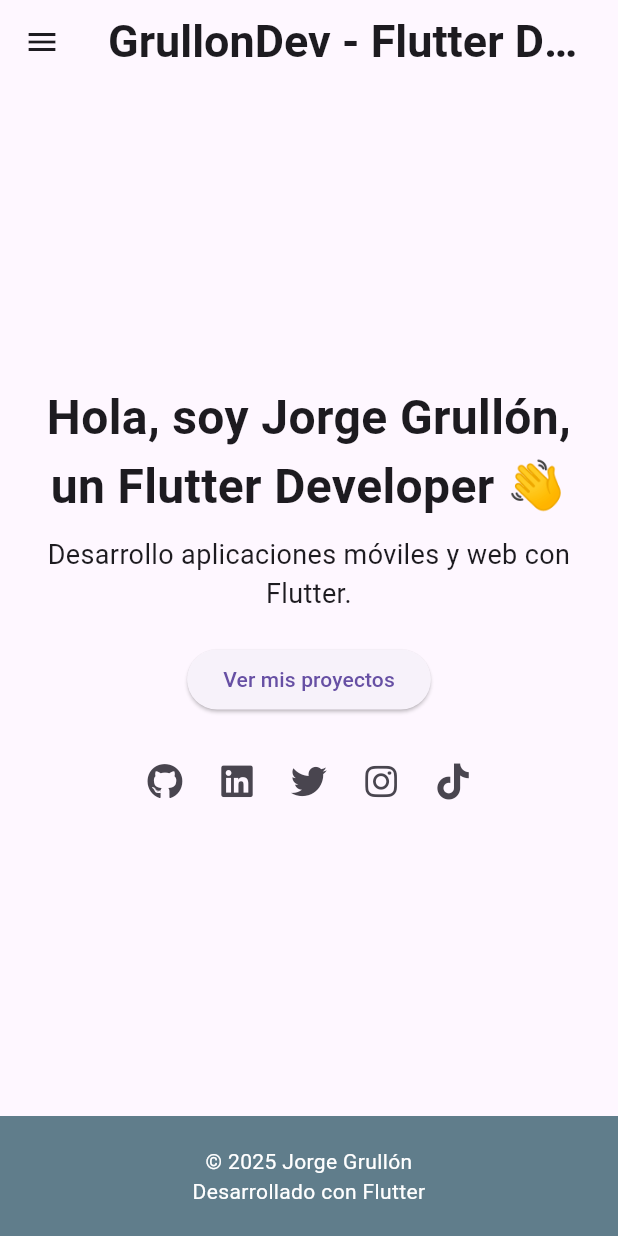
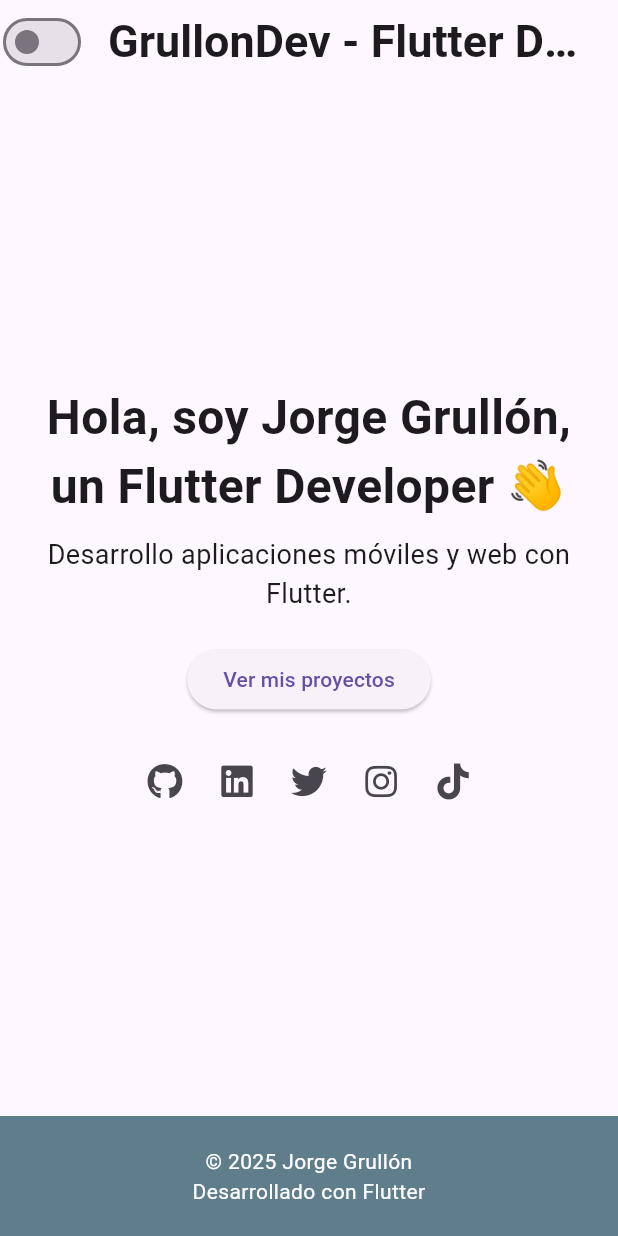
Before and after one commit to GrullonDev/portfolio, a Flutter app: the screen it shows after launch, on a phone screen of 412 x 824 dp. Run offline on Flutter 3.47's test engine with Material 3 defaults, Android fonts, the phone set to English and light mode, and no system bars; our stand-ins replace carousel_slider, font_awesome_flutter, go_router, smooth_page_indicator, video_player.

Commit message:
feat: agregar gestión de temas dinámicos utilizando Provider y Bloc

```diff
--- a/lib/app.dart
+++ b/lib/app.dart
@@ -1,5 +1,8 @@
 import 'package:flutter/material.dart';
 
+import 'package:provider/provider.dart';
+
+import 'package:flutter_portfolio/bloc/theme_bloc.dart';
 import 'package:flutter_portfolio/utils/router/routes.dart';
 
 class MyApp extends StatelessWidget {
@@ -7,13 +10,15 @@ class MyApp extends StatelessWidget {
 
   @override
   Widget build(BuildContext context) {
+    final themeProvider = context.watch<ThemeProvider>();
+
     return MaterialApp.router(
       routerConfig: router,
       title: 'GrullonDev Portfolio',
       debugShowCheckedModeBanner: false,
-      theme: ThemeData(
-        primarySwatch: Colors.blue,
-      ),
+      themeMode: themeProvider.themeMode, // Usa el ThemeMode dinámico
+      theme: ThemeData.light(),
+      darkTheme: ThemeData.dark(),
     );
   }
 }
--- a/lib/bloc/logic.dart
+++ b/lib/bloc/logic.dart
@@ -1,5 +1,6 @@
+import 'package:url_launcher/url_launcher.dart';
+
 import 'package:flutter_portfolio/utils/const/images_assets.dart';
-import 'package:url_launcher/url_launcher.dart';
 
 void launchURL(String url) async {
   final Uri uri = Uri.parse(url);
--- /dev/null
+++ b/lib/bloc/theme_bloc.dart
@@ -0,0 +1,12 @@
+import 'package:flutter/material.dart';
+
+class ThemeProvider extends ChangeNotifier {
+  ThemeMode _themeMode = ThemeMode.light;
+
+  ThemeMode get themeMode => _themeMode;
+
+  void toggleTheme(bool isDarkMode) {
+    _themeMode = isDarkMode ? ThemeMode.dark : ThemeMode.light;
+    notifyListeners();
+  }
+}
--- a/lib/features/home_page.dart
+++ b/lib/features/home_page.dart
@@ -1,6 +1,8 @@
 import 'package:flutter/material.dart';
+import 'package:flutter_portfolio/bloc/theme_bloc.dart';
 
 import 'package:font_awesome_flutter/font_awesome_flutter.dart';
+import 'package:provider/provider.dart';
 import 'package:url_launcher/url_launcher.dart';
 
 import 'package:flutter_portfolio/utils/widgets/footer.dart';
@@ -21,6 +23,8 @@ class HomePage extends StatelessWidget {
 
   @override
   Widget build(BuildContext context) {
+    final themeProvider = context.watch<ThemeProvider>();
+
     return Scaffold(
       appBar: AppBar(
         title: const Text(
@@ -28,6 +32,12 @@ class HomePage extends StatelessWidget {
           style: TextStyle(fontSize: 30, fontWeight: FontWeight.w700),
         ),
         centerTitle: true,
+        leading: Switch.adaptive(
+          value: themeProvider.themeMode == ThemeMode.dark,
+          onChanged: (value) {
+            themeProvider.toggleTheme(value);
+          },
+        ),
         actions: Responsive.isMobile(context)
             ? null
             : [
```
Also changed, not shown: lib/main.dart (+9 -1 lines).
